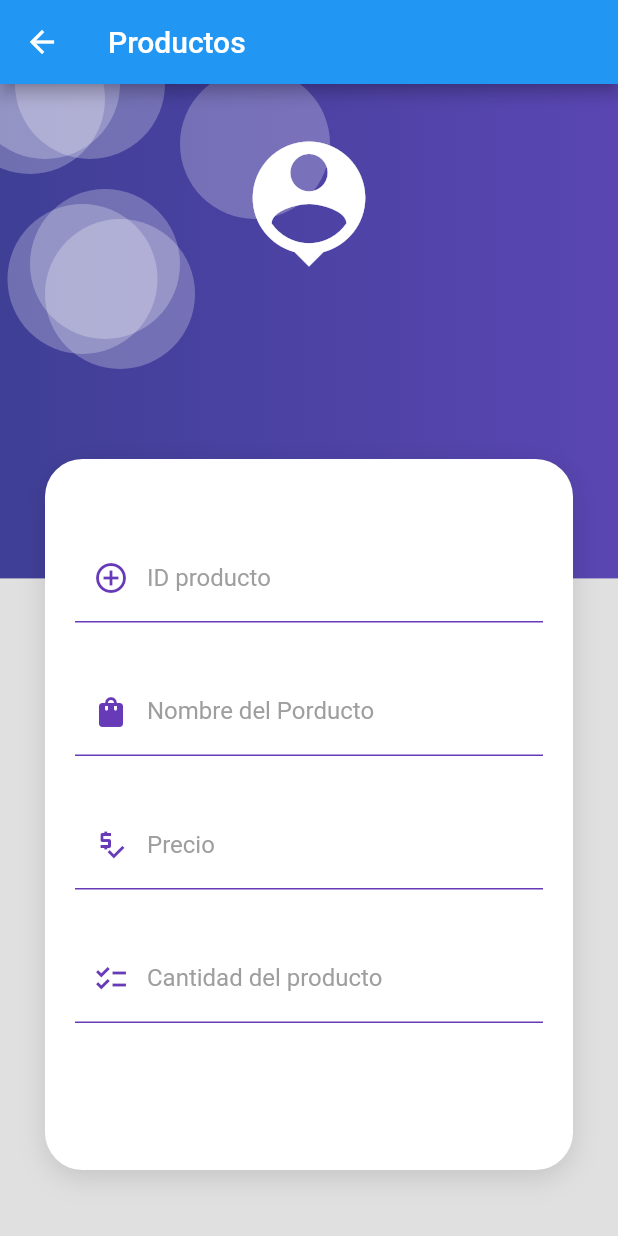
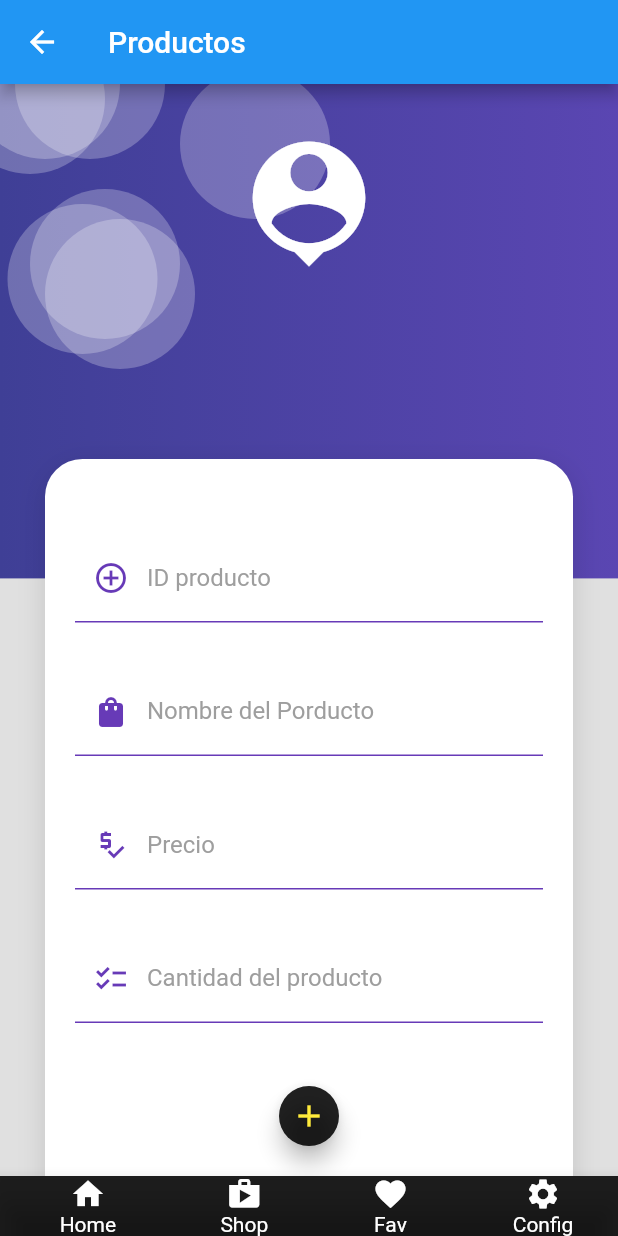
Before and after one commit to 13joaquin/FormularioLogin, a Flutter app: the ProductosScreen screen opened by its route, on a phone screen of 412 x 824 dp. Run offline on Flutter 3.47's test engine with Material 2 defaults, Android fonts, the phone set to English and light mode, and no system bars; our stand-ins replace infinite_scroll_pagination, motion_tab_bar.

Commit message:
2do y 3do - Proyecto App Mobiles

```diff
--- a/lib/screens/producto_screen.dart
+++ b/lib/screens/producto_screen.dart
@@ -18,10 +18,26 @@ class ProductosScreen extends StatelessWidget {
            CardContainer(child: Column(children: [
              SizedBox(height: 30),
              ChangeNotifierProvider(create: (__) => ProductFromProvider(),
-             child: _ProductosForms(),)
-           ],))
+             child: _ProductosForms(),
+             ),
+             SizedBox(height: 40),
+           ],),)
          ],),
        ),
+     ),
+     floatingActionButtonLocation: FloatingActionButtonLocation.centerFloat,
+     floatingActionButton: FloatingActionButton(
+       onPressed: (){},
+       child: Icon(Icons.add),
+       backgroundColor: Colors.black87,
+       foregroundColor: Colors.yellow,
+       mini: true,
+     ),
+     bottomNavigationBar:  BottomAppBar(
+       notchMargin: 5.0,
+       shape: CircularNotchedRectangle(),
+       color: Colors.black87,
+       child: Menu(),
      ),
    );
   }
@@ -64,3 +80,34 @@ class _ProductosForms extends StatelessWidget{
     );
   }
 }
+class Menu extends StatelessWidget{
+  @override
+  Widget build(BuildContext context) {
+    return Row(
+      mainAxisAlignment: MainAxisAlignment.spaceAround,
+      mainAxisSize: MainAxisSize.max,
+      children: [
+        Padding(padding: EdgeInsets.only(left: 10.0),
+        child: Column(mainAxisSize: MainAxisSize.min,children: [
+          Icon(Icons.home, color: Colors.white,),
+          Text("Home", style: TextStyle(color: Colors.white),)
+        ],),),
+        Padding(padding: EdgeInsets.only(left: 10.0),
+        child: Column(mainAxisSize: MainAxisSize.min,children: [
+          Icon(Icons.shop, color: Colors.white,),
+          Text("Shop", style: TextStyle(color: Colors.white),)
+        ],),),
+        Padding(padding: EdgeInsets.only(left: 10.0),
+        child: Column(mainAxisSize: MainAxisSize.min,children: [
+          Icon(Icons.favorite, color: Colors.white,),
+          Text("Fav", style: TextStyle(color: Colors.white),)
+        ],),),
+        Padding(padding: EdgeInsets.only(left: 10.0),
+          child: Column(mainAxisSize: MainAxisSize.min, children: [
+            Icon(Icons.settings, color: Colors.white,),
+            Text("Config", style: TextStyle(color: Colors.white),)
+          ],),)
+      ],
+    );
+  }
+}
--- a/pubspec.yaml
+++ b/pubspec.yaml
@@ -39,10 +39,11 @@ dependencies:
   provider: ^5.0.0
   http: ^0.13.3
   image_picker: ^0.8.1+3
-  cloud_firestore: ^4.1.0
-  firebase_core: ^2.3.0
+  # cloud_firestore: ^4.1.0
+  #firebase_core: ^2.3.0
   firebase_database: ^10.0.4
   infinite_scroll_pagination: ^3.2.0
+  motion_tab_bar: ^0.1.5
 dev_dependencies:
   flutter_test:
     sdk: flutter
```
Also changed, not shown: lib/screens/home_screen.dart (+16 -1 lines), lib/ui/Proyec_FAB.dart (added, +69 -0 lines), pubspec.lock.
